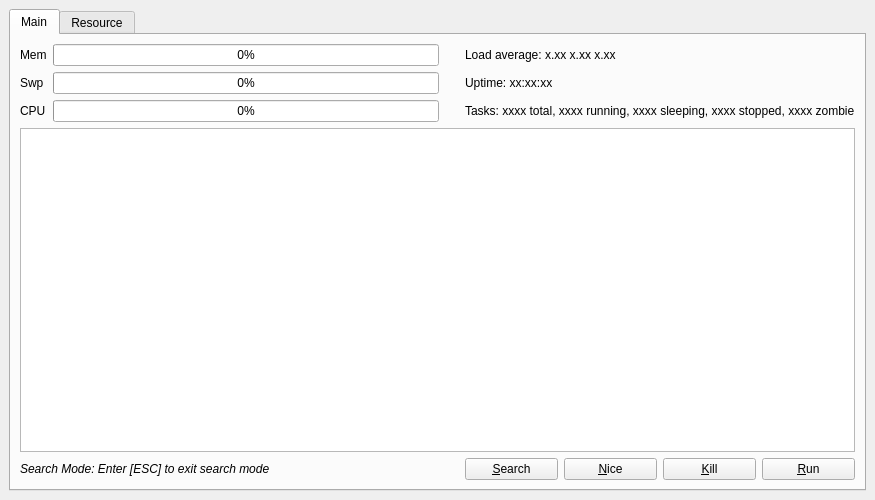
Above: process-monitor/ui/process-monitor/mainwindow.ui from platoneko/os-course-design before the change. Below: the same form after it.
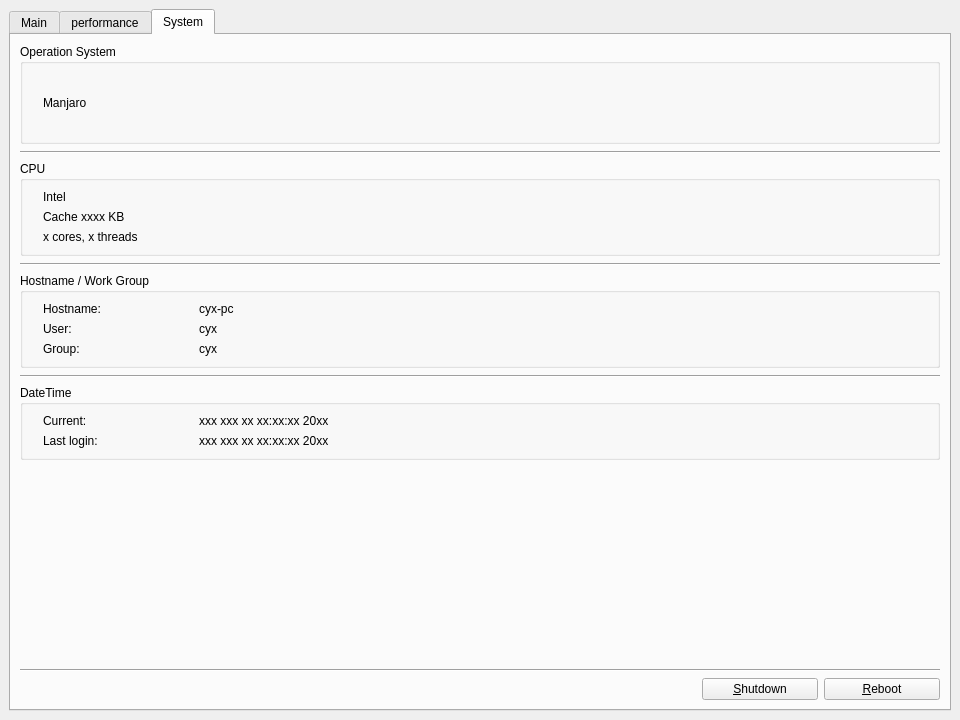
That is the form after the change.

The edit to the form file:
```diff
--- a/process-monitor/ui/process-monitor/mainwindow.ui
+++ b/process-monitor/ui/process-monitor/mainwindow.ui
@@ -6,14 +6,14 @@
    <rect>
     <x>0</x>
     <y>0</y>
-    <width>875</width>
-    <height>500</height>
+    <width>960</width>
+    <height>720</height>
    </rect>
   </property>
   <property name="maximumSize">
    <size>
-    <width>875</width>
-    <height>500</height>
+    <width>960</width>
+    <height>800</height>
    </size>
   </property>
   <property name="windowTitle">
@@ -21,17 +21,97 @@
   </property>
   <widget class="QWidget" name="centralwidget">
    <layout class="QGridLayout" name="gridLayout">
-    <item row="0" column="1">
+    <item row="0" column="0">
      <widget class="QTabWidget" name="tabWidget">
+      <property name="enabled">
+       <bool>true</bool>
+      </property>
+      <property name="sizePolicy">
+       <sizepolicy hsizetype="Expanding" vsizetype="Expanding">
+        <horstretch>0</horstretch>
+        <verstretch>0</verstretch>
+       </sizepolicy>
+      </property>
       <property name="currentIndex">
-       <number>0</number>
+       <number>2</number>
       </property>
       <widget class="QWidget" name="mainTab">
        <attribute name="title">
         <string>Main</string>
        </attribute>
        <layout class="QGridLayout" name="gridLayout_2">
-        <item row="3" column="1">
+        <item row="2" column="0" colspan="3">
+         <widget class="QTableView" name="taskTable">
+          <attribute name="horizontalHeaderVisible">
+           <bool>false</bool>
+          </attribute>
+         </widget>
+        </item>
+        <item row="0" column="2">
+         <layout class="QVBoxLayout" name="verticalLayout_1">
+          <item>
+           <widget class="QLabel" name="loadAverage">
+            <property name="font">
+             <font>
+              <weight>50</weight>
+              <bold>false</bold>
+             </font>
+            </property>
+            <property name="text">
+             <string>Load average: x.xx x.xx x.xx</string>
+            </property>
+           </widget>
+          </item>
+          <item>
+           <widget class="QLabel" name="uptime">
+            <property name="font">
+             <font>
+              <weight>50</weight>
+              <bold>false</bold>
+              <underline>false</underline>
+             </font>
+            </property>
+            <property name="text">
+             <string>Uptime: xx:xx:xx</string>
+            </property>
+           </widget>
+          </item>
+          <item>
+           <widget class="QLabel" name="tasks">
+            <property name="font">
+             <font>
+              <weight>50</weight>
+              <bold>false</bold>
+             </font>
+            </property>
+            <property name="text">
+             <string>Tasks: xxxx total, xxxx running, xxxx sleeping, xxxx stopped, xxxx zombie</string>
+            </property>
+           </widget>
+          </item>
+         </layout>
+        </item>
+        <item row="4" column="1">
+         <spacer name="horizontalSpacer_1">
+          <property name="orientation">
+           <enum>Qt::Horizontal</enum>
+          </property>
+          <property name="sizeHint" stdset="0">
+           <size>
+            <width>159</width>
+            <height>20</height>
+           </size>
+          </property>
+         </spacer>
+        </item>
+        <item row="3" column="0" colspan="3">
+         <widget class="Line" name="line_5">
+          <property name="orientation">
+           <enum>Qt::Horizontal</enum>
+          </property>
+         </widget>
+        </item>
+        <item row="4" column="0">
          <widget class="QLabel" name="searchModeLabel">
           <property name="enabled">
            <bool>true</bool>
@@ -50,113 +130,7 @@
           </property>
          </widget>
         </item>
-        <item row="1" column="1" colspan="6">
-         <widget class="QTableView" name="taskTable">
-          <attribute name="horizontalHeaderVisible">
-           <bool>true</bool>
-          </attribute>
-         </widget>
-        </item>
-        <item row="3" column="2" colspan="3">
-         <spacer name="horizontalSpacer_1">
-          <property name="orientation">
-           <enum>Qt::Horizontal</enum>
-          </property>
-          <property name="sizeHint" stdset="0">
-           <size>
-            <width>159</width>
-            <height>20</height>
-           </size>
-          </property>
-         </spacer>
-        </item>
-        <item row="3" column="5" colspan="2">
-         <layout class="QHBoxLayout" name="horizontalLayout">
-          <item>
-           <widget class="QPushButton" name="searchButton">
-            <property name="text">
-             <string>&amp;Search</string>
-            </property>
-           </widget>
-          </item>
-          <item>
-           <widget class="QPushButton" name="niceButton">
-            <property name="font">
-             <font>
-              <underline>false</underline>
-             </font>
-            </property>
-            <property name="text">
-             <string>&amp;Nice</string>
-            </property>
-           </widget>
-          </item>
-          <item>
-           <widget class="QPushButton" name="killButton">
-            <property name="font">
-             <font>
-              <underline>false</underline>
-             </font>
-            </property>
-            <property name="text">
-             <string>&amp;Kill</string>
-            </property>
-           </widget>
-          </item>
-          <item>
-           <widget class="QPushButton" name="runButton">
-            <property name="text">
-             <string>&amp;Run</string>
-            </property>
-           </widget>
-          </item>
-         </layout>
-        </item>
-        <item row="0" column="5" colspan="2">
-         <layout class="QVBoxLayout" name="verticalLayout_1">
-          <item>
-           <widget class="QLabel" name="loadAverage">
-            <property name="font">
-             <font>
-              <weight>50</weight>
-              <bold>false</bold>
-             </font>
-            </property>
-            <property name="text">
-             <string>Load average: x.xx x.xx x.xx</string>
-            </property>
-           </widget>
-          </item>
-          <item>
-           <widget class="QLabel" name="uptime">
-            <property name="font">
-             <font>
-              <weight>50</weight>
-              <bold>false</bold>
-              <underline>false</underline>
-             </font>
-            </property>
-            <property name="text">
-             <string>Uptime: xx:xx:xx</string>
-            </property>
-           </widget>
-          </item>
-          <item>
-           <widget class="QLabel" name="tasks">
-            <property name="font">
-             <font>
-              <weight>50</weight>
-              <bold>false</bold>
-             </font>
-            </property>
-            <property name="text">
-             <string>Tasks: xxxx total, xxxx running, xxxx sleeping, xxxx stopped, xxxx zombie</string>
-            </property>
-           </widget>
-          </item>
-         </layout>
-        </item>
-        <item row="0" column="1" colspan="4">
+        <item row="0" column="0" colspan="2">
          <layout class="QFormLayout" name="formLayout_1">
           <property name="rightMargin">
            <number>20</number>
@@ -228,13 +202,401 @@
           </item>
          </layout>
         </item>
+        <item row="4" column="2">
+         <layout class="QHBoxLayout" name="horizontalLayout">
+          <item>
+           <widget class="QPushButton" name="searchButton">
+            <property name="text">
+             <string>&amp;Search</string>
+            </property>
+           </widget>
+          </item>
+          <item>
+           <widget class="QPushButton" name="niceButton">
+            <property name="font">
+             <font>
+              <underline>false</underline>
+             </font>
+            </property>
+            <property name="text">
+             <string>&amp;Nice</string>
+            </property>
+           </widget>
+          </item>
+          <item>
+           <widget class="QPushButton" name="killButton">
+            <property name="font">
+             <font>
+              <underline>false</underline>
+             </font>
+            </property>
+            <property name="text">
+             <string>&amp;Kill</string>
+            </property>
+           </widget>
+          </item>
+          <item>
+           <widget class="QPushButton" name="runButton">
+            <property name="text">
+             <string>&amp;Run</string>
+            </property>
+           </widget>
+          </item>
+         </layout>
+        </item>
+        <item row="1" column="0" colspan="3">
+         <widget class="Line" name="line_6">
+          <property name="orientation">
+           <enum>Qt::Horizontal</enum>
+          </property>
+         </widget>
+        </item>
        </layout>
       </widget>
       <widget class="QWidget" name="resourceTab">
        <attribute name="title">
-        <string>Resource</string>
+        <string>performance</string>
        </attribute>
       </widget>
+      <widget class="QWidget" name="systemTab">
+       <attribute name="title">
+        <string>System</string>
+       </attribute>
+       <layout class="QVBoxLayout" name="verticalLayout">
+        <item>
+         <widget class="QGroupBox" name="groupBox">
+          <property name="minimumSize">
+           <size>
+            <width>0</width>
+            <height>100</height>
+           </size>
+          </property>
+          <property name="maximumSize">
+           <size>
+            <width>16777215</width>
+            <height>16777215</height>
+           </size>
+          </property>
+          <property name="title">
+           <string>Operation System</string>
+          </property>
+          <layout class="QVBoxLayout" name="verticalLayout_2">
+           <property name="leftMargin">
+            <number>20</number>
+           </property>
+           <item>
+            <widget class="QLabel" name="osInfoLabel">
+             <property name="text">
+              <string>Manjaro</string>
+             </property>
+            </widget>
+           </item>
+          </layout>
+         </widget>
+        </item>
+        <item>
+         <widget class="Line" name="line_3">
+          <property name="minimumSize">
+           <size>
+            <width>0</width>
+            <height>5</height>
+           </size>
+          </property>
+          <property name="orientation">
+           <enum>Qt::Horizontal</enum>
+          </property>
+         </widget>
+        </item>
+        <item>
+         <widget class="QGroupBox" name="groupBox_2">
+          <property name="maximumSize">
+           <size>
+            <width>16777215</width>
+            <height>16777215</height>
+           </size>
+          </property>
+          <property name="title">
+           <string>CPU</string>
+          </property>
+          <layout class="QVBoxLayout" name="verticalLayout_3">
+           <property name="leftMargin">
+            <number>20</number>
+           </property>
+           <item>
+            <widget class="QLabel" name="cpuInfoLabel">
+             <property name="text">
+              <string>Intel</string>
+             </property>
+            </widget>
+           </item>
+           <item>
+            <widget class="QLabel" name="cpuCacheInfoLabel">
+             <property name="text">
+              <string>Cache xxxx KB</string>
+             </property>
+            </widget>
+           </item>
+           <item>
+            <widget class="QLabel" name="cpuCoreInfoLabel">
+             <property name="text">
+              <string>x cores, x threads </string>
+             </property>
+            </widget>
+           </item>
+          </layout>
+         </widget>
+        </item>
+        <item>
+         <widget class="Line" name="line">
+          <property name="minimumSize">
+           <size>
+            <width>0</width>
+            <height>5</height>
+           </size>
+          </property>
+          <property name="orientation">
+           <enum>Qt::Horizontal</enum>
+          </property>
+         </widget>
+        </item>
+        <item>
+         <widget class="QGroupBox" name="groupBox_3">
+          <property name="maximumSize">
+           <size>
+            <width>16777215</width>
+            <height>16777215</height>
+           </size>
+          </property>
+          <property name="title">
+           <string>Hostname / Work Group</string>
+          </property>
+          <layout class="QFormLayout" name="formLayout">
+           <property name="formAlignment">
+            <set>Qt::AlignLeading|Qt::AlignLeft|Qt::AlignVCenter</set>
+           </property>
+           <property name="leftMargin">
+            <number>20</number>
+           </property>
+           <item row="0" column="0">
+            <widget class="QLabel" name="label_6">
+             <property name="minimumSize">
+              <size>
+               <width>150</width>
+               <height>0</height>
+              </size>
+             </property>
+             <property name="text">
+              <string>Hostname: </string>
+             </property>
+            </widget>
+           </item>
+           <item row="0" column="1">
+            <widget class="QLabel" name="hostnameLabel">
+             <property name="text">
+              <string>cyx-pc</string>
+             </property>
+            </widget>
+           </item>
+           <item row="1" column="0">
+            <widget class="QLabel" name="label_7">
+             <property name="minimumSize">
+              <size>
+               <width>150</width>
+               <height>0</height>
+              </size>
+             </property>
+             <property name="text">
+              <string>User: </string>
+             </property>
+            </widget>
+           </item>
+           <item row="1" column="1">
+            <widget class="QLabel" name="userLabel">
+             <property name="text">
+              <string>cyx</string>
+             </property>
+            </widget>
+           </item>
+           <item row="2" column="0">
+            <widget class="QLabel" name="label_8">
+             <property name="minimumSize">
+              <size>
+               <width>150</width>
+               <height>0</height>
+              </size>
+             </property>
+             <property name="text">
+              <string>Group:</string>
+             </property>
+            </widget>
+           </item>
+           <item row="2" column="1">
+            <widget class="QLabel" name="groupLabel">
+             <property name="text">
+              <string>cyx</string>
+             </property>
+            </widget>
+           </item>
+          </layout>
+         </widget>
+        </item>
+        <item>
+         <widget class="Line" name="line_2">
+          <property name="minimumSize">
+           <size>
+            <width>0</width>
+            <height>5</height>
+           </size>
+          </property>
+          <property name="orientation">
+           <enum>Qt::Horizontal</enum>
+          </property>
+         </widget>
+        </item>
+        <item>
+         <widget class="QGroupBox" name="groupBox_4">
+          <property name="maximumSize">
+           <size>
+            <width>16777215</width>
+            <height>16777215</height>
+           </size>
+          </property>
+          <property name="title">
+           <string>DateTime</string>
+          </property>
+          <layout class="QFormLayout" name="formLayout_2">
+           <property name="formAlignment">
+            <set>Qt::AlignLeading|Qt::AlignLeft|Qt::AlignVCenter</set>
+           </property>
+           <property name="leftMargin">
+            <number>20</number>
+           </property>
+           <item row="0" column="0">
+            <widget class="QLabel" name="label_12">
+             <property name="minimumSize">
+              <size>
+               <width>150</width>
+               <height>0</height>
+              </size>
+             </property>
+             <property name="text">
+              <string>Current:</string>
+             </property>
+            </widget>
+           </item>
+           <item row="0" column="1">
+            <widget class="QLabel" name="currentDatetimeLabel">
+             <property name="text">
+              <string>xxx xxx xx xx:xx:xx 20xx</string>
+             </property>
+            </widget>
+           </item>
+           <item row="1" column="0">
+            <widget class="QLabel" name="label_13">
+             <property name="minimumSize">
+              <size>
+               <width>150</width>
+               <height>0</height>
+              </size>
+             </property>
+             <property name="text">
+              <string>Last login:</string>
+             </property>
+            </widget>
+           </item>
+           <item row="1" column="1">
+            <widget class="QLabel" name="lastLoginDatetimeLabel">
+             <property name="text">
+              <string>xxx xxx xx xx:xx:xx 20xx</string>
+             </property>
+            </widget>
+           </item>
+          </layout>
+         </widget>
+        </item>
+        <item>
+         <spacer name="verticalSpacer">
+          <property name="orientation">
+           <enum>Qt::Vertical</enum>
+          </property>
+          <property name="sizeHint" stdset="0">
+           <size>
+            <width>20</width>
+            <height>40</height>
+           </size>
+          </property>
+         </spacer>
+        </item>
+        <item>
+         <widget class="Line" name="line_4">
+          <property name="orientation">
+           <enum>Qt::Horizontal</enum>
+          </property>
+         </widget>
+        </item>
+        <item>
+         <layout class="QHBoxLayout" name="horizontalLayout_2">
+          <property name="leftMargin">
+           <number>0</number>
+          </property>
+          <property name="rightMargin">
+           <number>0</number>
+          </property>
+          <item>
+           <spacer name="horizontalSpacer">
+            <property name="orientation">
+             <enum>Qt::Horizontal</enum>
+            </property>
+            <property name="sizeHint" stdset="0">
+             <size>
+              <width>40</width>
+              <height>20</height>
+             </size>
+            </property>
+           </spacer>
+          </item>
+          <item>
+           <widget class="QPushButton" name="shutdownButton">
+            <property name="minimumSize">
+             <size>
+              <width>116</width>
+              <height>0</height>
+             </size>
+            </property>
+            <property name="maximumSize">
+             <size>
+              <width>16777215</width>
+              <height>16777215</height>
+             </size>
+            </property>
+            <property name="text">
+             <string>&amp;Shutdown</string>
+            </property>
+           </widget>
+          </item>
+          <item>
+           <widget class="QPushButton" name="rebootButton">
+            <property name="minimumSize">
+             <size>
+              <width>116</width>
+              <height>0</height>
+             </size>
+            </property>
+            <property name="maximumSize">
+             <size>
+              <width>16777215</width>
+              <height>16777215</height>
+             </size>
+            </property>
+            <property name="text">
+             <string>&amp;Reboot</string>
+            </property>
+           </widget>
+          </item>
+         </layout>
+        </item>
+       </layout>
+      </widget>
      </widget>
     </item>
    </layout>
```
Left out of the diff: 2 changed lines with no effect on the pictures.
